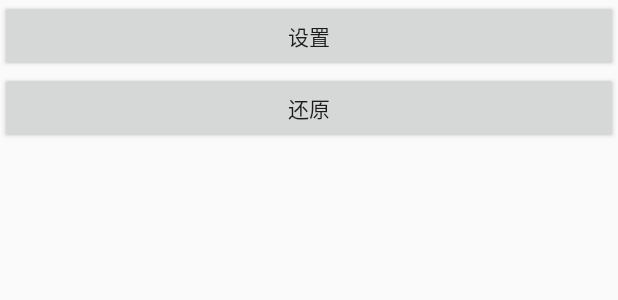
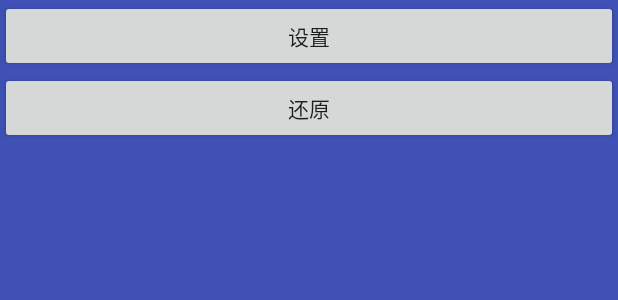
Before and after one commit to zdongcoding/StatusBarCompat, an Android app: the layout activity_translucent_status_bar.xml on its own in the app's theme, with its tools: preview values and no code run, on a phone screen of 412 x 824 dp. Shown: the top 300 px of the screen. Run offline under Robolectric (Android 15) with nearby library versions, the phone set to English and light mode, and no system bars.

Commit message:
tran 透明 5.0以下完成

```diff
--- a/app/src/main/res/layout/activity_translucent_status_bar.xml
+++ b/app/src/main/res/layout/activity_translucent_status_bar.xml
@@ -1,10 +1,22 @@
 <?xml version="1.0" encoding="utf-8"?>
 <LinearLayout xmlns:android="http://schemas.android.com/apk/res/android"
-    xmlns:app="http://schemas.android.com/apk/res-auto"
     xmlns:tools="http://schemas.android.com/tools"
     android:layout_width="match_parent"
     android:layout_height="match_parent"
+    android:background="@color/colorPrimary"
+    android:orientation="vertical"
     tools:context="com.github.statusbarcompat.demo.TranslucentStatusBarActivity">
 
-    <include layout="@layout/include_comment_layout" />
+    <Button
+        android:id="@+id/button1"
+        android:layout_width="match_parent"
+        android:text="设置"
+        android:onClick="setStatusBar"
+        android:layout_height="wrap_content" />
+    <Button
+        android:id="@+id/button2"
+        android:layout_width="match_parent"
+        android:text="还原"
+        android:onClick="clearStatusBar"
+        android:layout_height="wrap_content" />
 </LinearLayout>
--- a/app/src/main/res/values/styles.xml
+++ b/app/src/main/res/values/styles.xml
@@ -3,9 +3,9 @@
     <!-- Base application theme. -->
     <style name="AppTheme" parent="Theme.AppCompat.Light.NoActionBar">
         <!-- Customize your theme here. -->
-        <!--<item name="colorPrimary">@color/colorPrimary</item>-->
-        <!--<item name="colorPrimaryDark">@color/colorPrimaryDark</item>-->
-        <!--<item name="colorAccent">@color/colorAccent</item>-->
+        <item name="colorPrimary">@color/colorPrimary</item>
+        <item name="colorPrimaryDark">@color/colorPrimaryDark</item>
+        <item name="colorAccent">@color/colorAccent</item>
     </style>
 
     <style name="TransparentText" parent="TextAppearance.AppCompat">
```
Also changed, not shown: StatusBarCompat/src/main/java/com/github/statusbarcompat/StatusBarCompatKitKat.java (+7 -2 lines), app/src/main/java/com/github/statusbarcompat/demo/TranslucentStatusBarActivity.java (+1 -8 lines).
